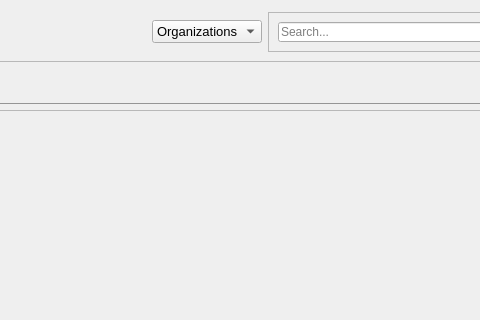
First picture: the form in frontend/ui/Organization/org_main.ui, repository ziminni/master-route-navigation, before the edit; both pictures show x 530 to 1010 and y 0 to 320 of the 1200 by 800 pixel window.
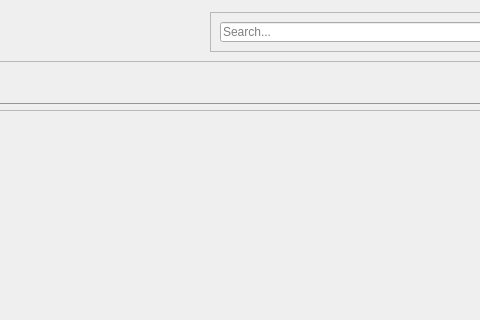
Second picture: the form after the edit. Icons and pictures are not drawn.

Diff of the .ui file:
```diff
--- a/frontend/ui/Organization/org_main.ui
+++ b/frontend/ui/Organization/org_main.ui
@@ -107,36 +107,6 @@
            </property>
           </spacer>
          </item>
-         <item>
-          <widget class="QComboBox" name="comboBox">
-           <property name="font">
-            <font>
-             <family>Arial</family>
-             <pointsize>10</pointsize>
-            </font>
-           </property>
-           <property name="styleSheet">
-            <string notr="true">QComboBox {
-	border: none;
-	border-radius: 8px;
-	padding: 5px;
-	background-color: #084924;
-	color: white;
-	padding-left: 10px;
-};</string>
-           </property>
-           <item>
-            <property name="text">
-             <string>Organizations</string>
-            </property>
-           </item>
-           <item>
-            <property name="text">
-             <string>Branches</string>
-            </property>
-           </item>
-          </widget>
-         </item>
          <item>
           <widget class="QFrame" name="frame">
            <property name="minimumSize">
```
Left out of the diff: 5 changed lines with no effect on the pictures.
